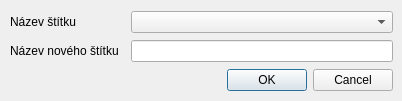
Qt form labelNameDialog.ui (tpopela/GooDer) before a commit.
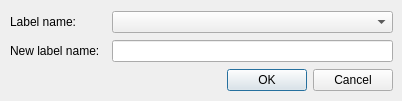
The same form after that commit. Icons and pictures are not drawn.

Commit message: Code cleanup and rewriting, some labels changed from Czech to English..

What changed in the file:
```diff
--- a/labelNameDialog.ui
+++ b/labelNameDialog.ui
@@ -30,7 +30,7 @@
     <item row="0" column="0" colspan="2">
      <widget class="QLabel" name="label">
       <property name="text">
-       <string>Název štítku</string>
+       <string>Label name:</string>
       </property>
      </widget>
     </item>
@@ -40,7 +40,7 @@
     <item row="1" column="0">
      <widget class="QLabel" name="labelLabelName">
       <property name="text">
-       <string>Název nového štítku</string>
+       <string>New label name:</string>
       </property>
      </widget>
     </item>
```
Left out of the diff: 2 changed lines with no effect on the pictures. The commit also changes 7 other files.
